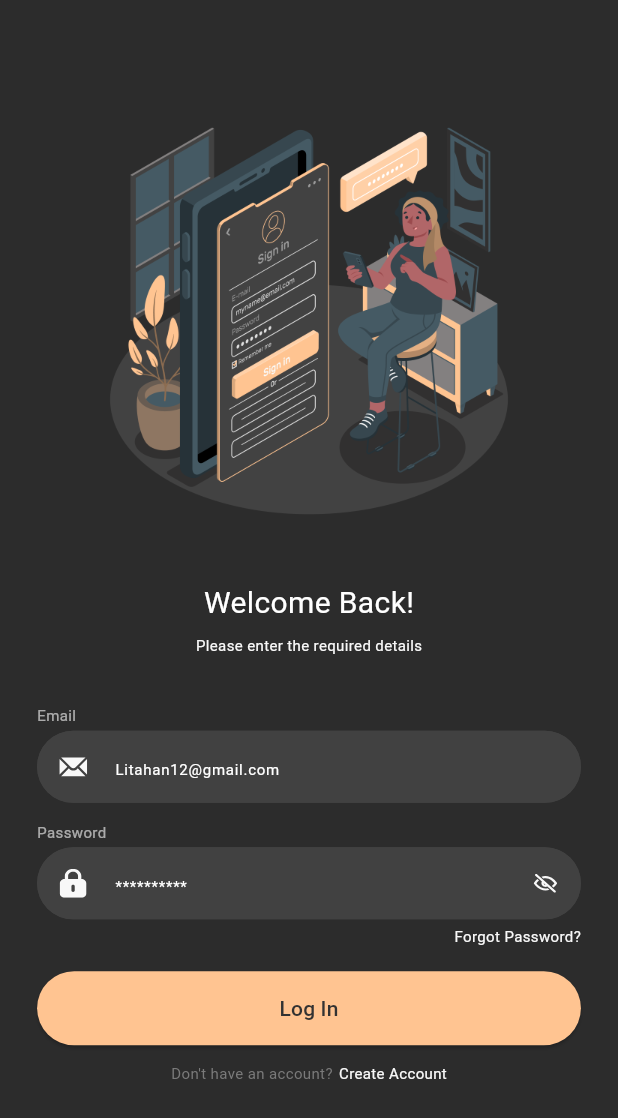
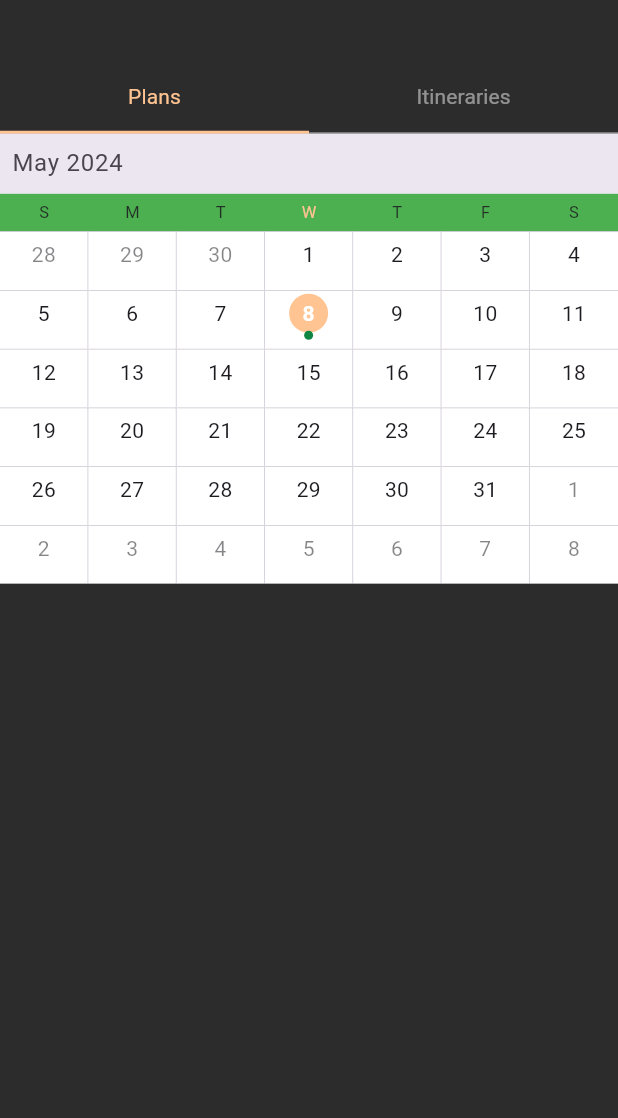
Before and after one commit to ZeeshanAhamad786/Circle-App, a Flutter app: the screen it shows after launch, after a tap on "SKIP", on a phone screen of 412 x 824 dp. Shown: the top 1118 px of the screen. Run offline on Flutter 3.47's test engine with Material 3 defaults, Android fonts, the light colour scheme and no system bars; drawn by our look-alikes of syncfusion_flutter_calendar; our stand-ins replace flutter_svg, get, pin_code_fields, responsive_sizer, smooth_page_indicator; Roboto replaces fonts that are missing (medium).

Commit message:
bottom navigation screen,home screen

```diff
--- a/lib/controller/utils/color/custom_color.dart
+++ b/lib/controller/utils/color/custom_color.dart
@@ -11,5 +11,7 @@ class CustomColor{
   static const Color mainColorOffWhite=Color(0XFFF8F8F8);
   static const Color mainColorYellow=Color(0XFFFFC491);
   static const Color mainColorLightBlack=Color(0XFF7A7A7A);
+  static const Color mainColorLowBlack=Color(0XFF707070);
+  static const Color mainColorGrey=Color(0XFFA4A4A4);
 
 }
--- a/lib/controller/utils/style/customTextStyle.dart
+++ b/lib/controller/utils/style/customTextStyle.dart
@@ -55,4 +55,25 @@ class CustomTextStyle{
       fontWeight: FontWeight.w400,
       fontFamily: 'medium',
       color: CustomColor.mainColorLightBlack);
+  static TextStyle mediumTextBN = TextStyle(
+      fontSize: 10.px,
+      fontWeight: FontWeight.w400,
+      fontFamily: 'medium',
+      color: Colors.white);
+  static TextStyle mediumTextTab = TextStyle(
+      fontSize: 14.px,
+      fontWeight: FontWeight.w400,
+      fontFamily: 'medium',
+      color: CustomColor.mainColorYellow);
+  static TextStyle mediumTextGrey = TextStyle(
+      fontSize: 12.px,
+      fontWeight: FontWeight.w400,
+      fontFamily: 'medium',
+      color: CustomColor.mainColorGrey);
+  static TextStyle mediumTextBold = TextStyle(
+      fontSize: 10.px,
+      fontWeight: FontWeight.w400,
+      fontFamily: 'medium',
+      color: CustomColor.mainColorLogin
+  );
 }
--- /dev/null
+++ b/lib/view/screens/home_screen/home_screen.dart
@@ -0,0 +1,286 @@
+import 'package:flutter/cupertino.dart';
+import 'package:flutter/material.dart';
+import 'package:flutter/rendering.dart';
+import 'package:flutter/widgets.dart';
+import 'package:responsive_sizer/responsive_sizer.dart';
+import 'package:syncfusion_flutter_calendar/calendar.dart';
+import '../../../controller/utils/color/custom_color.dart';
+import '../../../controller/utils/style/customTextStyle.dart';
+
+class HomeScreen extends StatefulWidget {
+  const HomeScreen({Key? key}) : super(key: key);
+
+  @override
+  State<HomeScreen> createState() => _HomeScreenState();
+}
+
+class _HomeScreenState extends State<HomeScreen>
+    with SingleTickerProviderStateMixin {
+  late TabController _tabController;
+  List<Map<String, String>> data = [
+    {
+      "name": "Imagine Dragon’s Concert",
+      "date": "12/3/23",
+      "subtitle": "hello world"
+    },
+    {
+      "name": "Imagine Dragon’s Concert",
+      "date": "12/3/23",
+      "subtitle": "hello world"
+    },
+    {
+      "name": "Imagine Dragon’s Concert",
+      "date": "12/3/23",
+      "subtitle": "hello world"
+    }
+  ];
+
+  @override
+  void initState() {
+    super.initState();
+    _tabController = TabController(length: 2, vsync: this);
+  }
+
+  @override
+  Widget build(BuildContext context) {
+    return Scaffold(
+      backgroundColor: CustomColor.mainColorBackground,
+      body: SingleChildScrollView(
+        physics: NeverScrollableScrollPhysics(),
+        child: Column(
+          children: [
+            SizedBox(height: 5.h),
+            Row(
+              children: [
+                Expanded(
+                  child: TabBar(
+                    controller: _tabController,
+                    indicator: UnderlineTabIndicator(
+                      borderSide: BorderSide(
+                        width: 2.0,
+                        color: CustomColor.mainColorYellow,
+                      ),
+                    ),
+                    indicatorSize: TabBarIndicatorSize.tab,
+                    labelStyle: CustomTextStyle.mediumTextTab,
+                    unselectedLabelColor:
+                        CustomColor.mainColorOffWhite.withOpacity(0.5),
+                    dividerColor:
+                        CustomColor.mainColorOffWhite.withOpacity(0.5),
+                    tabs: [
+                      Tab(text: "Plans"),
+                      Tab(text: "Itineraries"),
+                    ],
+                  ),
+                ),
+              ],
+            ),
+            SfCalendar(
+              backgroundColor: Colors.white,
+              viewHeaderStyle: ViewHeaderStyle(backgroundColor: Colors.green),
+              todayHighlightColor: CustomColor.mainColorYellow,
+              todayTextStyle: TextStyle(
+                fontWeight: FontWeight.bold,
+              ),
+
+              view: CalendarView.month,
+              dataSource: MeetingDataSource(_getDataSource()),
+
+              // by default the month appointment display mode set as Indicator, we can
+              // change the display mode as appointment using the appointment display
+              // mode property
+              // monthViewSettings: const MonthViewSettings(
+              //     showAgenda: true,
+              //     appointmentDisplayMode:
+              //     MonthAppointmentDisplayMode.appointment),
+            ),
+            GestureDetector(
+              onTap: () {
+                showModalBottomSheet(
+                  context: context,
+                  builder: (BuildContext context) {
+                    return Container(
+                      width: MediaQuery.of(context).size.width,
+                      height: 51.h,
+                      decoration: BoxDecoration(
+                        border: Border.all(
+                          color: Color(0xff343434),
+                        ),
+                        borderRadius: BorderRadius.only(
+                            topLeft: Radius.circular(20),
+                            topRight: Radius.circular(20)),
+                        color: CustomColor.mainColorBackground,
+                      ),
+                      child: Column(
+                        children: [
+                          Padding(
+                            padding: EdgeInsets.only(
+                                left: 3.h, right: 3.h, top: 4.h),
+                            child: Row(
+                              mainAxisAlignment: MainAxisAlignment.spaceBetween,
+                              children: [
+                                Text(
+                                  "Events",
+                                  style: CustomTextStyle.mediumTextM14,
+                                ),
+                                Text(
+                                  "See Details",
+                                  style: CustomTextStyle.mediumTextTab,
+                                ),
+                              ],
+                            ),
+                          ),
+                          Expanded(
+                            child: ListView.builder(
+
+                                itemCount: data.length,
+                                shrinkWrap: true,
+                                itemBuilder: (context, index) {
+                                  return Padding(
+                                    padding: const EdgeInsets.all(8.0),
+                                    child: Container(
+                                        margin:
+                                            EdgeInsets.symmetric(horizontal: 3.h),
+                                        padding: EdgeInsets.all(10),
+                                        decoration: BoxDecoration(
+                                            borderRadius:
+                                                BorderRadius.circular(10),
+                                            boxShadow: [
+                                              BoxShadow(
+                                                  color: CustomColor
+                                                      .mainColorBackground
+                                                      .withOpacity(0.01),
+                                                  blurRadius: 30,
+                                                  offset: Offset(0, 3))
+                                            ],
+                                            color: CustomColor.mainColorLowBlack),
+                                        child: Column(
+                                          children: [
+                                            Row(
+                                              mainAxisAlignment:
+                                                  MainAxisAlignment.spaceBetween,
+                                              children: [
+                                                Text(
+                                                  data[index]["name"]!,
+                                                  style:
+                                                      CustomTextStyle.mediumTextM,
+                                                ),
+                                                Text(data[index]["date"]!,style:CustomTextStyle.mediumTextBold,),
+                                              ],
+                                            ),
+                                            Row(
+                                              crossAxisAlignment: CrossAxisAlignment.start,
+                                              mainAxisAlignment: MainAxisAlignment.spaceBetween,
+                                              children: [
+                                                Expanded(
+                                                    child: Text(
+                                                  "will be a sunny day",
+                                                  style: CustomTextStyle.mediumTextGrey,
+                                                )),
+                                                ElevatedButton(
+                                                    onPressed: () {},
+                                                    style:ElevatedButton.styleFrom(backgroundColor: CustomColor.mainColorYellow),
+                                                    child: Text("Booked",style:CustomTextStyle.mediumTextBold,)),
+                                              ],
+                                            )
+                                          ],
+                                        )),
+                                  );
+                                }),
+                          )
+                        ],
+                      ),
+                    );
+                  },
+                );
+              },
+              child: Container(
+                height: MediaQuery.of(context).size.height,
+                width: MediaQuery.of(context).size.width,
+                color: CustomColor.mainColorBackground,
+              ),
+            )
+          ],
+        ),
+      ),
+    );
+  }
+
+  List<Meeting> _getDataSource() {
+    final List<Meeting> meetings = <Meeting>[];
+    final DateTime today = DateTime.now();
+    final DateTime startTime = DateTime(today.year, today.month, today.day, 9);
+    final DateTime endTime = startTime.add(const Duration(hours: 2));
+    meetings.add(Meeting(
+        'Conference', startTime, endTime, const Color(0xFF0F8644), false));
+    return meetings;
+  }
+}
+
+/// An object to set the appointment collection data source to calendar, which
+/// used to map the custom appointment data to the calendar appointment, and
+/// allows to add, remove or reset the appointment collection.
+class MeetingDataSource extends CalendarDataSource {
+  /// Creates a meeting data source, which used to set the appointment
+  /// collection to the calendar
+  MeetingDataSource(List<Meeting> source) {
+    appointments = source;
+  }
+
+  @override
+  DateTime getStartTime(int index) {
+    return _getMeetingData(index).from;
+  }
+
+  @override
+  DateTime getEndTime(int index) {
+    return _getMeetingData(index).to;
+  }
+
+  @override
+  String getSubject(int index) {
+    return _getMeetingData(index).eventName;
+  }
+
+  @override
+  Color getColor(int index) {
+    return _getMeetingData(index).background;
+  }
+
+  @override
+  bool isAllDay(int index) {
+    return _getMeetingData(index).isAllDay;
+  }
+
+  Meeting _getMeetingData(int index) {
+    final dynamic meeting = appointments![index];
+    late final Meeting meetingData;
+    if (meeting is Meeting) {
+      meetingData = meeting;
+    }
+
+    return meetingData;
+  }
+}
+
+/// Custom business object class which contains properties to hold the detailed
+/// information about the event data which will be rendered in calendar.
+class Meeting {
+  /// Creates a meeting class with required details.
+  Meeting(this.eventName, this.from, this.to, this.background, this.isAllDay);
+
+  /// Event name which is equivalent to subject property of [Appointment].
+  String eventName;
+
+  /// From which is equivalent to start time property of [Appointment].
+  DateTime from;
+
+  /// To which is equivalent to end time property of [Appointment].
+  DateTime to;
+
+  /// Background which is equivalent to color property of [Appointment].
+  Color background;
+
+  /// IsAllDay which is equivalent to isAllDay property of [Appointment].
+  bool isAllDay;
+}
--- a/lib/view/screens/on_board_screens/onBoardScreen.dart
+++ b/lib/view/screens/on_board_screens/onBoardScreen.dart
@@ -6,6 +6,7 @@ import 'package:responsive_sizer/responsive_sizer.dart';
 import 'package:smooth_page_indicator/smooth_page_indicator.dart';
 import '../../../controller/utils/color/custom_color.dart';
 import '../../../custom_widget/custom-button.dart';
+import '../home_screen/home_screen.dart';
 class OnBoardingScreen1 extends StatefulWidget {
 
   const OnBoardingScreen1({super.key});
@@ -65,7 +66,7 @@ class _OnBoardingScreen1State extends State<OnBoardingScreen1> {
                 right: 3.h,
                 child: GestureDetector(
                   onTap: () {
-                    Get.to(()=>const LoginScreen());
+                    Get.to(()=> HomeScreen());
                   },
                   child: Text(
                     "SKIP",
--- a/pubspec.yaml
+++ b/pubspec.yaml
@@ -40,6 +40,7 @@ dependencies:
   flutter_svg: ^2.0.10+1
   pin_code_fields: ^8.0.1
   smooth_page_indicator: ^1.1.0
+  syncfusion_flutter_calendar: ^25.1.42
 
 dev_dependencies:
   flutter_test:
```
Also changed, not shown: lib/view/screens/bottom_navigation_screen/bottom_navigation_screen.dart (added, +65 -0 lines), assets/svg/Explore.svg (added), assets/svg/calender.svg (added), assets/svg/loop.svg (added), assets/svg/message.svg (added), pubspec.lock.
